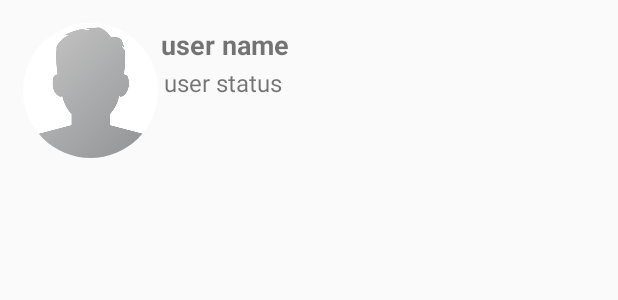
After one commit to Genwei-Zhang/August, an Android app: the layout users_display_layout.xml on its own in the app's theme, with its tools: preview values and no code run, on a phone screen of 412 x 824 dp. The commit adds this screen. Shown: the top 300 px of the screen. Run offline under Robolectric (Android 15) with nearby library versions, the phone set to English and light mode, and no system bars.

Commit message:
30th episode

```diff
--- a/app/build.gradle
+++ b/app/build.gradle
@@ -31,6 +31,7 @@ dependencies {
     implementation 'com.google.firebase:firebase-auth:19.3.2'
     implementation 'com.google.firebase:firebase-database:19.3.1'
     implementation 'com.google.firebase:firebase-storage:19.1.1'
+    implementation 'com.firebaseui:firebase-ui-database:6.2.1'
     implementation 'androidx.legacy:legacy-support-v4:1.0.0'
     implementation 'com.google.android.material:material:1.1.0'
     implementation 'com.google.firebase:firebase-messaging:20.2.3'
--- /dev/null
+++ b/app/src/main/res/layout/users_display_layout.xml
@@ -0,0 +1,105 @@
+<?xml version="1.0" encoding="utf-8"?>
+<RelativeLayout
+    xmlns:android="http://schemas.android.com/apk/res/android"
+    android:layout_width="match_parent"
+    android:layout_height="wrap_content"
+    >
+
+
+    <LinearLayout
+        android:layout_width="match_parent"
+        android:layout_height="wrap_content"
+        android:layout_margin="15dp"
+        android:orientation="horizontal"
+        >
+
+        <de.hdodenhof.circleimageview.CircleImageView
+            android:id="@+id/users_profile_image"
+            android:layout_width="90dp"
+            android:layout_height="90dp"
+            android:src="@drawable/profile_image"/>
+
+
+        <LinearLayout
+            android:layout_width="match_parent"
+            android:layout_height="wrap_content"
+            android:layout_margin="2dp"
+            android:orientation="vertical">
+
+            <LinearLayout
+                android:layout_width="match_parent"
+                android:layout_height="wrap_content"
+                android:orientation="horizontal"
+                >
+
+                <TextView
+                    android:id="@+id/user_profile_name"
+                    android:layout_width="200dp"
+                    android:layout_height="wrap_content"
+                    android:text="user name"
+                    android:textAlignment="textStart"
+                    android:textSize="18sp"
+                    android:textStyle="bold"
+                    />
+
+                <ImageView
+                    android:id="@+id/user_online_status"
+                    android:layout_width="18dp"
+                    android:layout_height="18dp"
+                    android:layout_marginTop="5dp"
+                    android:src="@drawable/online"
+                    android:visibility="invisible"/>
+
+            </LinearLayout>
+
+
+            <TextView
+                android:id="@+id/user_status"
+                android:layout_width="match_parent"
+                android:layout_height="wrap_content"
+                android:text="user status"
+                android:layout_margin="2dp"
+                android:textAlignment="textStart"
+                android:textSize="16sp"
+                />
+
+
+            <LinearLayout
+                android:layout_width="match_parent"
+                android:layout_height="wrap_content"
+                android:layout_marginTop="4dp"
+                android:orientation="horizontal">
+
+                <Button
+                    android:id="@+id/request_accept_btn"
+                    android:layout_width="wrap_content"
+                    android:layout_height="30dp"
+                    android:text="Accept"
+                    android:textSize="16sp"
+                    android:textAllCaps="false"
+                    android:background="@android:color/holo_green_light"
+                    android:visibility="invisible"
+                    />
+
+                <Button
+                    android:id="@+id/request_cancel_btn"
+                    android:layout_width="wrap_content"
+                    android:layout_height="30dp"
+                    android:text="Cancel"
+                    android:layout_marginStart="10dp"
+                    android:textSize="16sp"
+                    android:textAllCaps="false"
+                    android:background="@android:color/holo_red_dark"
+                    android:textColor="@android:color/background_light"
+                    android:visibility="invisible"
+                    />
+
+            </LinearLayout>
+
+
+        </LinearLayout>
+
+
+    </LinearLayout>
+
+</RelativeLayout>
```
Also changed, not shown: app/src/main/AndroidManifest.xml (+8 -7 lines), app/src/main/java/com/example/imapp/Contacts.java (added, +40 -0 lines), app/src/main/java/com/example/imapp/FindFriendsActivity.java (added, +103 -0 lines), app/src/main/java/com/example/imapp/MainActivity.java (+7 -1 lines), app/src/main/res/layout/activity_find_friend.xml (added, +25 -0 lines).
